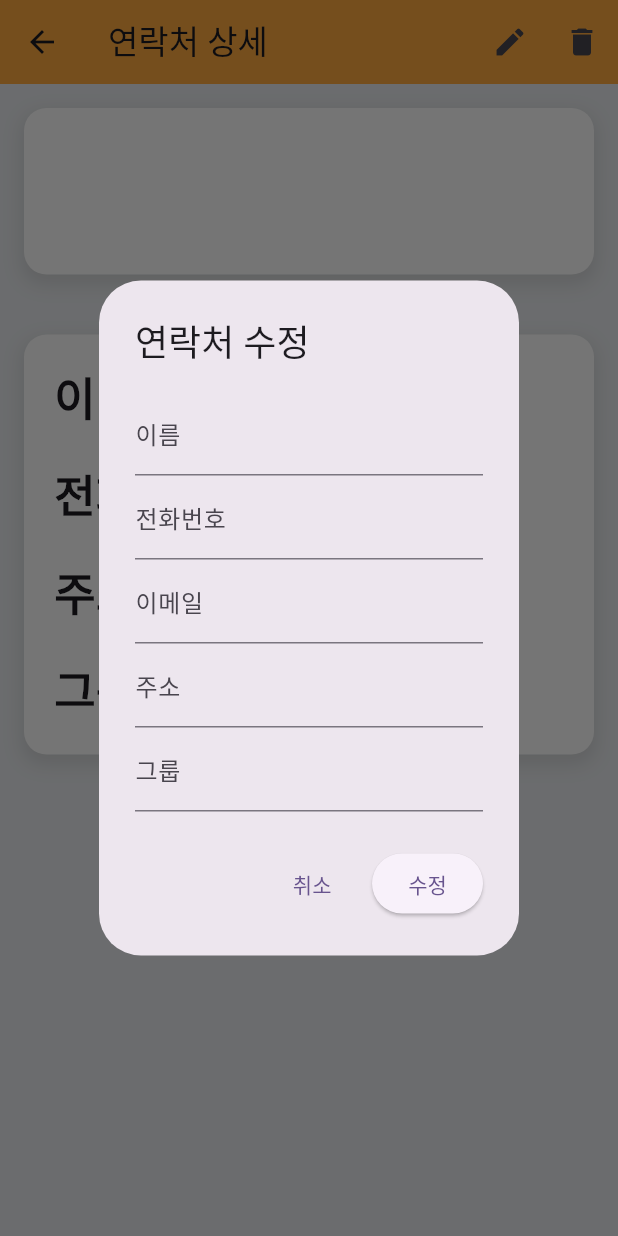
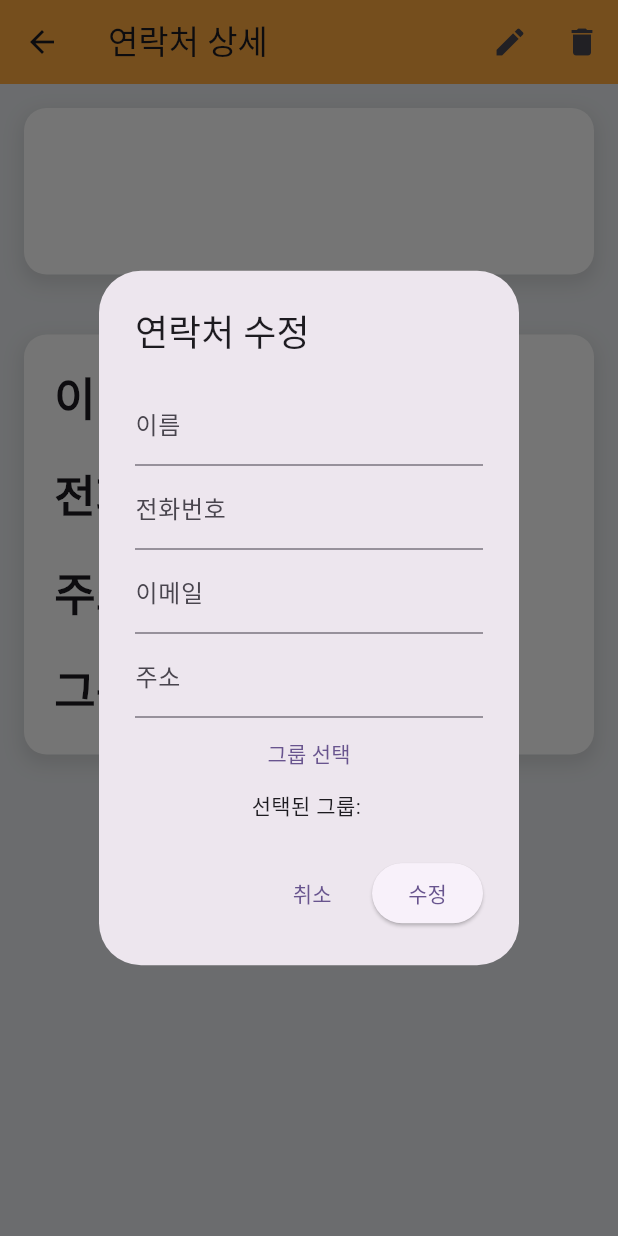
Before and after one commit to kkameoo/flutter_project_second, a Flutter app: the ContactDetailPage screen opened directly with empty values, after a tap on the "edit" icon, on a phone screen of 412 x 824 dp. Run offline on Flutter 3.47's test engine with Material 3 defaults, Android fonts, the light colour scheme and no system bars; our stand-ins replace dio.

Commit message:
[동길] 자잘한 수정

```diff
--- a/lib/contact_detail.dart
+++ b/lib/contact_detail.dart
@@ -3,16 +3,26 @@ import 'package:flutter_project_second/contactVo.dart';
 import 'package:dio/dio.dart';
 import 'list.dart';
 
-class ContactDetailPage extends StatelessWidget {
+class ContactDetailPage extends StatefulWidget {
+  // ✅ StatefulWidget으로 변경
+
   final ContactVo contact; // 현재 선택된 연락처 정보
   final Function() onEdit; // 수정된 데이터를 리스트에 반영
   final Function() onDelete;
 
-  ContactDetailPage({
+  const ContactDetailPage({
     required this.contact,
     required this.onEdit,
     required this.onDelete,
+    super.key,
   });
+
+  @override
+  _ContactDetailPage createState() => _ContactDetailPage();
+}
+
+class _ContactDetailPage extends State<ContactDetailPage> {
+  late String _selectedGroup = ""; // 초기 선택값
 
   // 수정 입력 필드를 위한 컨트롤러
   final TextEditingController _editNameController = TextEditingController();
@@ -62,7 +72,7 @@ class ContactDetailPage extends StatelessWidget {
               ),
               child: Center(
                 child: Text(
-    "${contact.name}",
+                  "${widget.contact.name}",
                   style: TextStyle(fontSize: 50, fontWeight: FontWeight.w900),
                   textAlign: TextAlign.center,
                 ),
@@ -89,13 +99,25 @@ class ContactDetailPage extends StatelessWidget {
               child: Column(
                 crossAxisAlignment: CrossAxisAlignment.start,
                 children: [
-    Text("이메일: ${contact.email}", style: TextStyle(fontSize: 30, fontWeight: FontWeight.w700)),
+                  Text(
+                    "이메일: ${widget.contact.email}",
+                    style: TextStyle(fontSize: 30, fontWeight: FontWeight.w700),
+                  ),
                   SizedBox(height: 20),
-    Text("전화번호: ${contact.phoneNumber}", style: TextStyle(fontSize: 30, fontWeight: FontWeight.w700)),
+                  Text(
+                    "전화번호: ${widget.contact.phoneNumber}",
+                    style: TextStyle(fontSize: 30, fontWeight: FontWeight.w700),
+                  ),
                   SizedBox(height: 20),
-    Text("주소: ${contact.address}", style: TextStyle(fontSize: 30, fontWeight: FontWeight.w700)),
+                  Text(
+                    "주소: ${widget.contact.address}",
+                    style: TextStyle(fontSize: 30, fontWeight: FontWeight.w700),
+                  ),
                   SizedBox(height: 20),
-    Text("그룹: ${contact.group}", style: TextStyle(fontSize: 30, fontWeight: FontWeight.w700)),
+                  Text(
+                    "그룹: ${widget.contact.group}",
+                    style: TextStyle(fontSize: 30, fontWeight: FontWeight.w700),
+                  ),
                 ],
               ),
             ),
@@ -105,12 +127,25 @@ class ContactDetailPage extends StatelessWidget {
     );
   }
 
+  Widget _buildMenuItem(BuildContext context, String label) {
+    return ListTile(
+      title: Text(label),
+      onTap: () {
+        setState(() {
+          _selectedGroup = label; // 선택된 값을 업데이트
+        });
+        print("$_selectedGroup 선택됨"); // 선택된 메뉴 출력
+        Navigator.pop(context); // 다이얼로그 닫기
+      },
+    );
+  }
+
   void _showEditDialog(BuildContext context) {
-    _editNameController.text = contact.name;
-    _editPhoneController.text = contact.phoneNumber;
-    _editEmailController.text = contact.email;
-    _editAdressController.text = contact.address;
-    _editGroupontroller.text = contact.group;
+    _editNameController.text = widget.contact.name;
+    _editPhoneController.text = widget.contact.phoneNumber;
+    _editEmailController.text = widget.contact.email;
+    _editAdressController.text = widget.contact.address;
+    _selectedGroup = widget.contact.group;
 
     showDialog(
       context: context,
@@ -138,10 +173,30 @@ class ContactDetailPage extends StatelessWidget {
                   controller: _editAdressController,
                   decoration: InputDecoration(labelText: "주소"),
                 ),
-            TextField(
-              controller: _editGroupontroller,
-              decoration: InputDecoration(labelText: "그룹"),
+                TextButton(
+                  child: Text("그룹 선택"),
+                  onPressed: () {
+                    showDialog(
+                      context: context,
+                      builder: (BuildContext context) {
+                        return AlertDialog(
+                          title: Text("그룹 선택"),
+                          content: Column(
+                            mainAxisSize: MainAxisSize.min,
+                            children: [
+                              _buildMenuItem(context, "친구"),
+                              _buildMenuItem(context, "친척"),
+                              _buildMenuItem(context, "가족"),
+                              _buildMenuItem(context, "직장"),
+                              _buildMenuItem(context, "기타"),
+                            ],
                           ),
+                        );
+                      },
+                    );
+                  },
+                ),
+                Text("선택된 그룹: $_selectedGroup"),
               ],
             ),
 
@@ -167,7 +222,7 @@ class ContactDetailPage extends StatelessWidget {
       builder:
           (contextDelete) => AlertDialog(
             title: Text("삭제 확인"),
-        content: Text("${contact.name}을(를) 삭제하시겠습니까?"),
+            content: Text("${widget.contact.name}을(를) 삭제하시겠습니까?"),
             actions: [
               TextButton(
                 child: Text("취소"),
@@ -192,15 +247,15 @@ class ContactDetailPage extends StatelessWidget {
       var dio = Dio();
       dio.options.headers['Content-Type'] = 'application/json';
 
-      String apiUrl = "http://10.0.2.2:8099/api/user/${contact.userId}";
+      String apiUrl = "http://10.0.2.2:8099/api/user/${widget.contact.userId}";
 
       Map<String, dynamic> updatedData = {
-        "userId": contact.userId,
+        "userId": widget.contact.userId,
         "name": _editNameController.text,
         "phoneNumber": _editPhoneController.text,
         "email": _editEmailController.text,
         "address": _editAdressController.text,
-        "group": _editGroupontroller.text,
+        "group": _selectedGroup,
       };
 
       // 서버에 PUT 요청 보내기
@@ -209,7 +264,7 @@ class ContactDetailPage extends StatelessWidget {
       if (response.statusCode == 200) {
         // 서버 응답이 정상이면 ui업데이트
         ContactVo updatedContact = ContactVo.fromJson(response.data);
-        onEdit(); //  리스트에서 데이터 변경 반영
+        widget.onEdit(); //  리스트에서 데이터 변경 반영
         // Navigator.pop(context);
         Navigator.pop(context);
       } else {
@@ -228,13 +283,13 @@ class ContactDetailPage extends StatelessWidget {
       var dio = Dio();
       dio.options.headers['Content-Type'] = 'application/json';
 
-      String apiUrl = "http://10.0.2.2:8099/api/user/${contact.userId}";
+      String apiUrl = "http://10.0.2.2:8099/api/user/${widget.contact.userId}";
 
       //  서버에서 DELETE 요청 보내기
       final response = await dio.delete(apiUrl);
 
       if (response.statusCode == 200) {
-        onDelete(); // 리스트에서 삭제 반영
+        widget.onDelete(); // 리스트에서 삭제 반영
         Navigator.pop(context);
       } else {
         throw Exception("API 삭제 요청 실패");
--- a/lib/list.dart
+++ b/lib/list.dart
@@ -36,10 +36,13 @@ class _ContactListPageState extends State<ContactListPage> {
   void _filterContacts() {
     final query = _searchController.text.toLowerCase();
     setState(() {
-      _filteredContacts = _allContacts.where((contact) {
-        final matchesQuery = contact.name.toLowerCase().contains(query) ||
+      _filteredContacts =
+          _allContacts.where((contact) {
+            final matchesQuery =
+                contact.name.toLowerCase().contains(query) ||
                 contact.phoneNumber.contains(query);
-        final matchesGroup = _selectedGroup == "전체" || contact.group == _selectedGroup;
+            final matchesGroup =
+                _selectedGroup == "전체" || contact.group == _selectedGroup;
             return matchesQuery && matchesGroup;
           }).toList();
     });
@@ -64,13 +67,17 @@ class _ContactListPageState extends State<ContactListPage> {
           return Center(child: Text("할 일이 없습니다."));
         } else {
           _allContacts = snapshot.data!;
-          _filteredContacts = _searchController.text.isEmpty && _selectedGroup == "전체"
+          _filteredContacts =
+              _searchController.text.isEmpty && _selectedGroup == "전체"
                   ? _allContacts
                   : _allContacts.where((contact) {
                     final query = _searchController.text.toLowerCase();
-            final matchesQuery = contact.name.toLowerCase().contains(query) ||
+                    final matchesQuery =
+                        contact.name.toLowerCase().contains(query) ||
                         contact.phoneNumber.contains(query);
-            final matchesGroup = _selectedGroup == "전체" || contact.group == _selectedGroup;
+                    final matchesGroup =
+                        _selectedGroup == "전체" ||
+                        contact.group == _selectedGroup;
                     return matchesQuery && matchesGroup;
                   }).toList();
 
@@ -116,7 +123,8 @@ class _ContactListPageState extends State<ContactListPage> {
                           Navigator.push(
                             context,
                             MaterialPageRoute(
-                              builder: (context) => ContactDetailPage(
+                              builder:
+                                  (context) => ContactDetailPage(
                                     contact: contact,
                                     onEdit: () {
                                       _updateState();
@@ -160,7 +168,7 @@ class _ContactListPageState extends State<ContactListPage> {
                         );
                       },
                     ),
-                    Text("선택된 그룹: \$_selectedGroup"),
+                    Text("선택된 그룹: $_selectedGroup"),
                   ],
                 ),
               ],
@@ -170,7 +178,8 @@ class _ContactListPageState extends State<ContactListPage> {
                 Navigator.push(
                   context,
                   MaterialPageRoute(
-                    builder: (context) => AddNumberForm(
+                    builder:
+                        (context) => AddNumberForm(
                           onadd: () {
                             _updateState();
                           },
```
Lines whose indentation alone changed are shown as unchanged.
